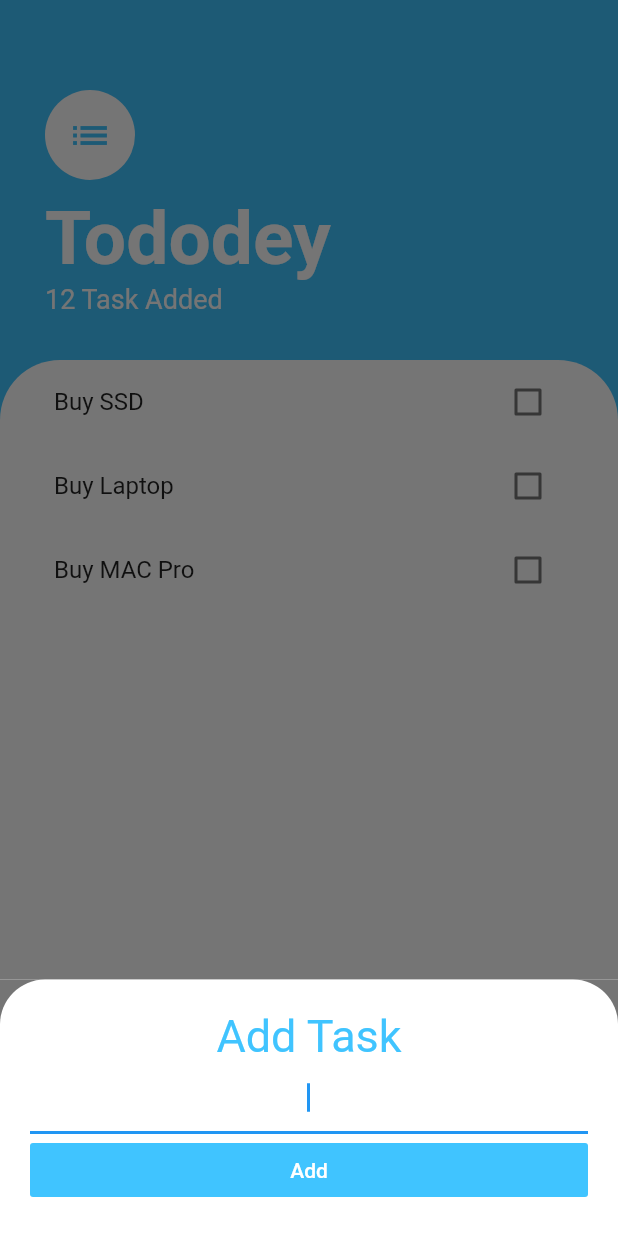
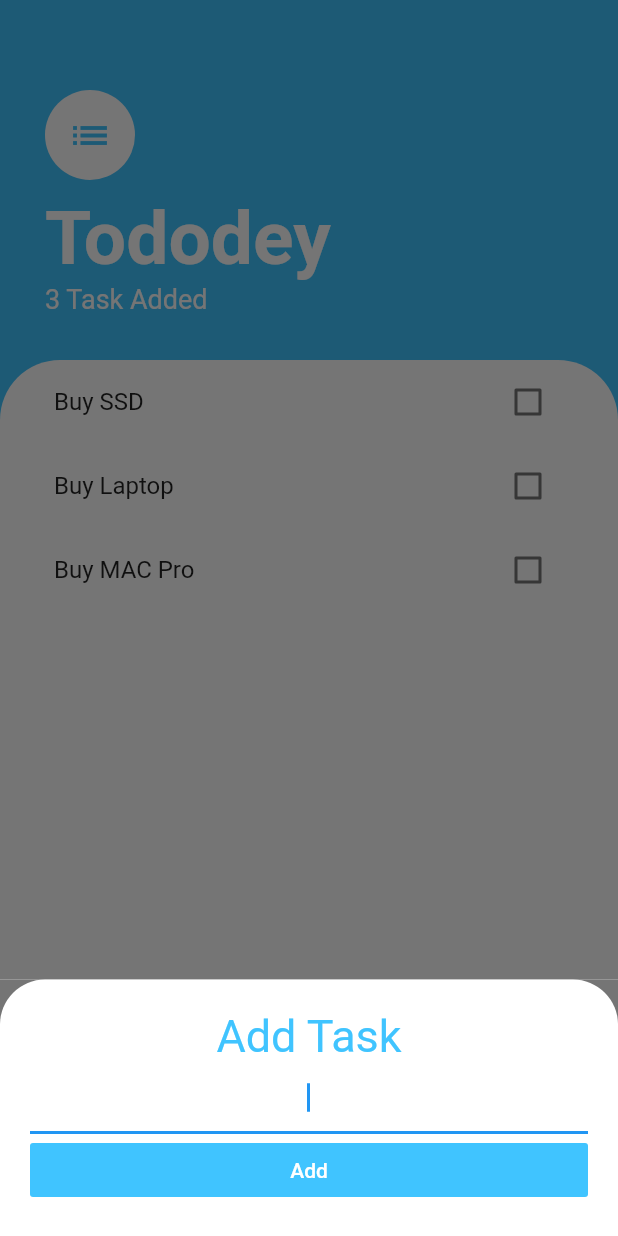
Before and after one commit to Adil-Rangila/todoey_flutter, a Flutter app: the screen it shows after launch, after a tap on the "add" icon, on a phone screen of 412 x 824 dp. Run offline on Flutter 3.47's test engine with Material 2 defaults, Android fonts, the phone set to English and light mode, and no system bars.

Commit message:
task is working

```diff
--- a/lib/screens/add_task_screen.dart
+++ b/lib/screens/add_task_screen.dart
@@ -1,8 +1,13 @@
 import 'package:flutter/material.dart';
 
 class AddTaskScreen extends StatelessWidget {
+  Function taskTitleCallBack;
+
+  AddTaskScreen(this.taskTitleCallBack);
+
   @override
   Widget build(BuildContext context) {
+    String newTaskTitle;
     return Container(
       color: Color(0xff757575),
       child: Container(
@@ -25,9 +30,14 @@ class AddTaskScreen extends StatelessWidget {
             TextField(
               textAlign: TextAlign.center,
               autofocus: true,
+              onChanged: (newTask) {
+                newTaskTitle = newTask;
+              },
             ),
             FlatButton(
-              onPressed: () {},
+              onPressed: () {
+                taskTitleCallBack(newTaskTitle);
+              },
               child: Text(
                 'Add',
                 style: TextStyle(color: Colors.white),
--- a/lib/screens/task.dart
+++ b/lib/screens/task.dart
@@ -2,8 +2,20 @@ import 'package:flutter/cupertino.dart';
 import 'package:flutter/material.dart';
 import 'package:todoey_flutter/screens/add_task_screen.dart';
 import 'package:todoey_flutter/widgest/list_task.dart';
+import 'package:todoey_flutter/models/task.dart';
 
-class TasksScreen extends StatelessWidget {
+class TasksScreen extends StatefulWidget {
+  @override
+  _TasksScreenState createState() => _TasksScreenState();
+}
+
+class _TasksScreenState extends State<TasksScreen> {
+  List<Task> tasks = [
+    Task(name: 'Buy SSD'),
+    Task(name: 'Buy Laptop'),
+    Task(name: 'Buy MAC Pro'),
+  ];
+
   @override
   Widget build(BuildContext context) {
     return Scaffold(
@@ -36,7 +48,7 @@ class TasksScreen extends StatelessWidget {
                   ),
                 ),
                 Text(
-                  '12 Task Added',
+                  '${tasks.length} Task Added',
                   style: TextStyle(
                     color: Colors.white,
                     fontSize: 18.0,
@@ -56,7 +68,7 @@ class TasksScreen extends StatelessWidget {
                   topRight: Radius.circular(40.0),
                 ),
               ),
-              child: ListViewTask(),
+              child: ListViewTask(tasks),
             ),
           ),
         ],
@@ -70,7 +82,12 @@ class TasksScreen extends StatelessWidget {
                     child: Container(
                       padding: EdgeInsets.only(
                           bottom: MediaQuery.of(context).viewInsets.bottom),
-                      child: AddTaskScreen(),
+                      child: AddTaskScreen((newTaskTitle) {
+                        setState(() {
+                          tasks.add(Task(name: newTaskTitle));
+                        });
+                        Navigator.pop(context);
+                      }),
                     ),
                   ));
         },
--- a/lib/widgest/list_task.dart
+++ b/lib/widgest/list_task.dart
@@ -3,32 +3,30 @@ import 'list_tile.dart';
 import 'package:todoey_flutter/models/task.dart';
 
 class ListViewTask extends StatefulWidget {
+  final List<Task> tasks;
+
+  ListViewTask(this.tasks);
+
   @override
   _ListViewTaskState createState() => _ListViewTaskState();
 }
 
 class _ListViewTaskState extends State<ListViewTask> {
-  List<Task> tasks = [
-    Task(name: 'Buy SSD'),
-    Task(name: 'Buy Laptop'),
-    Task(name: 'Buy MAC Pro'),
-  ];
-
   @override
   Widget build(BuildContext context) {
     return ListView.builder(
       itemBuilder: (context, index) {
         return ListTileTask(
-          taskTitle: tasks[index].name,
-          isChecked: tasks[index].isDone,
+          taskTitle: widget.tasks[index].name,
+          isChecked: widget.tasks[index].isDone,
           checkBoxCallBack: (checked) {
             setState(() {
-              tasks[index].toggleDone();
+              widget.tasks[index].toggleDone();
             });
           },
         );
       },
-      itemCount: tasks.length,
+      itemCount: widget.tasks.length,
     );
   }
 }
```
